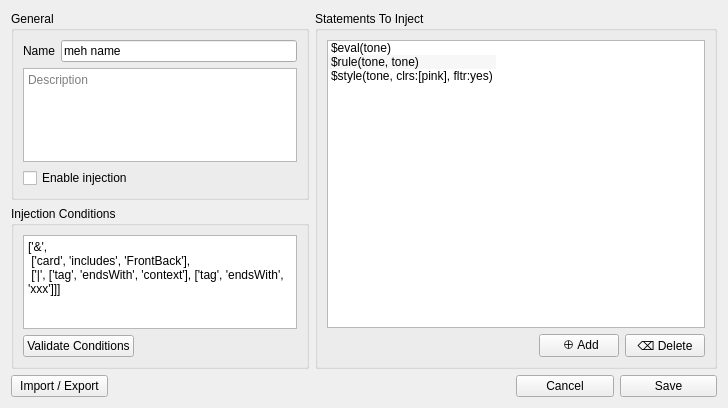
Old version of the form src/gui_config/sr_injection_config.ui in the repository hgiesel/anki_set_randomizer.
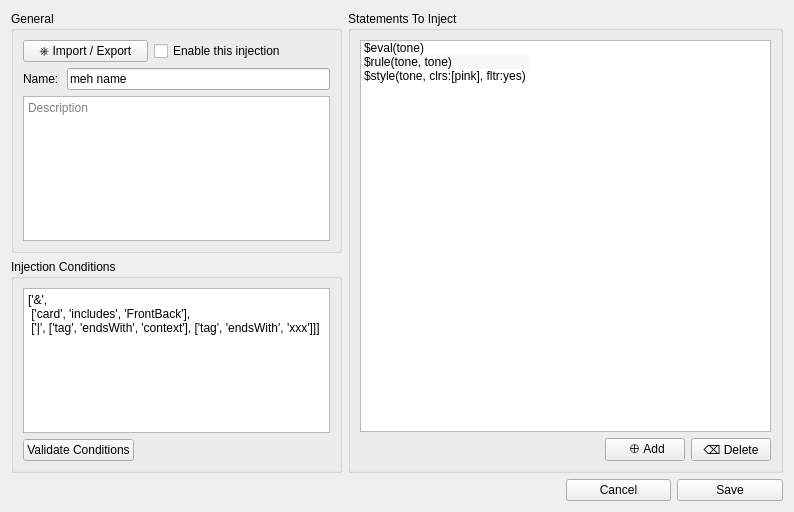
New version of the form.

Commit message: Implement remaining imports (iter, iterations, inj, injections)

Patch:
```diff
--- a/src/gui_config/sr_injection_config.ui
+++ b/src/gui_config/sr_injection_config.ui
@@ -6,8 +6,8 @@
    <rect>
     <x>0</x>
     <y>0</y>
-    <width>728</width>
-    <height>408</height>
+    <width>794</width>
+    <height>512</height>
    </rect>
   </property>
   <property name="windowTitle">
@@ -128,37 +128,44 @@
       <string>General</string>
      </property>
      <layout class="QGridLayout" name="gridLayout">
-      <item row="1" column="0">
+      <item row="2" column="0">
        <widget class="QLabel" name="nameLabel">
         <property name="text">
-         <string>Name</string>
+         <string>Name:</string>
         </property>
        </widget>
       </item>
-      <item row="3" column="0" colspan="2">
-       <widget class="QCheckBox" name="enableInjectionCheckBox">
-        <property name="toolTip">
-         <string>&lt;html&gt;&lt;head/&gt;&lt;body&gt;&lt;p&gt;Advanced feature. Check this if you want to treat the content of the &amp;quot;Open Delimiter&amp;quot;, &amp;quot;Close Delimiter&amp;quot;, and &amp;quot;Field separator&amp;quot; as regular expressions.&lt;/p&gt;&lt;/body&gt;&lt;/html&gt;</string>
-        </property>
-        <property name="text">
-         <string>Enable injection</string>
-        </property>
-       </widget>
-      </item>
-      <item row="1" column="1">
-       <widget class="QLineEdit" name="nameLineEdit">
-        <property name="text">
-         <string>meh name</string>
-        </property>
-       </widget>
-      </item>
-      <item row="2" column="0" colspan="2">
+      <item row="3" column="0" colspan="6">
        <widget class="QPlainTextEdit" name="descriptionTextEdit">
         <property name="placeholderText">
          <string>Description</string>
         </property>
        </widget>
       </item>
+      <item row="1" column="0" colspan="3">
+       <widget class="QPushButton" name="importButton">
+        <property name="text">
+         <string>⎈ Import / Export</string>
+        </property>
+       </widget>
+      </item>
+      <item row="2" column="1" colspan="5">
+       <widget class="QLineEdit" name="nameLineEdit">
+        <property name="text">
+         <string>meh name</string>
+        </property>
+       </widget>
+      </item>
+      <item row="1" column="3" colspan="2">
+       <widget class="QCheckBox" name="enableInjectionCheckBox">
+        <property name="toolTip">
+         <string>&lt;html&gt;&lt;head/&gt;&lt;body&gt;&lt;p&gt;Advanced feature. Check this if you want to treat the content of the &amp;quot;Open Delimiter&amp;quot;, &amp;quot;Close Delimiter&amp;quot;, and &amp;quot;Field separator&amp;quot; as regular expressions.&lt;/p&gt;&lt;/body&gt;&lt;/html&gt;</string>
+        </property>
+        <property name="text">
+         <string>Enable this injection</string>
+        </property>
+       </widget>
+      </item>
      </layout>
     </widget>
    </item>
@@ -203,7 +210,7 @@
      </layout>
     </widget>
    </item>
-   <item row="2" column="1" colspan="4">
+   <item row="2" column="0" colspan="5">
     <spacer name="horizontalSpacer">
      <property name="orientation">
       <enum>Qt::Horizontal</enum>
@@ -216,13 +223,6 @@
      </property>
     </spacer>
    </item>
-   <item row="2" column="0">
-    <widget class="QPushButton" name="pushButton">
-     <property name="text">
-      <string>Import / Export</string>
-     </property>
-    </widget>
-   </item>
   </layout>
  </widget>
  <resources/>
```
The commit also changes 21 other files.
